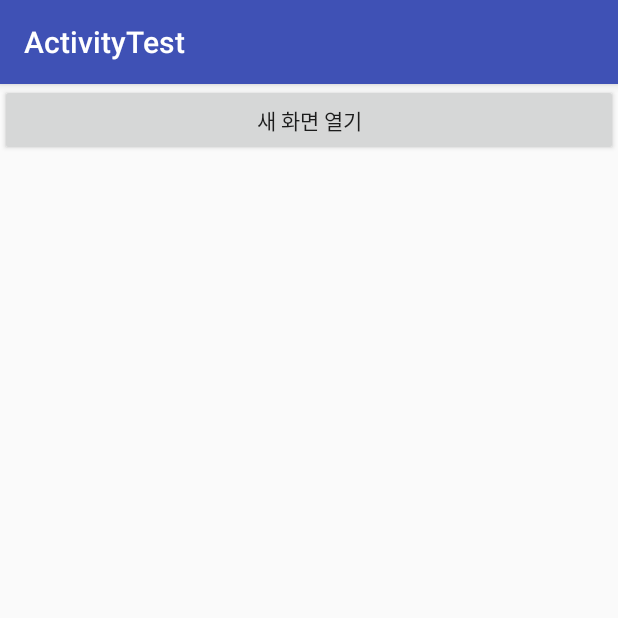
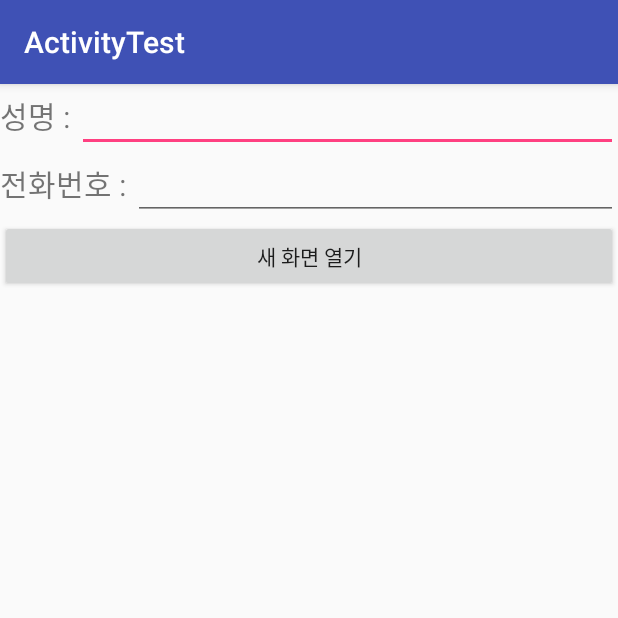
Before and after one commit to benignstar/ActivityTest, an Android app: the screen it shows after launch (MainActivity), on a phone screen of 412 x 824 dp, the top half of it. Run offline under Robolectric (Android 15) with nearby library versions, the phone set to English and light mode, and no system bars.

Commit message:
사용자가 입력한 값을 SecondActivity에 전달하기

```diff
--- a/app/src/main/java/benignstar/kr/hs/emirim/activitytest/MainActivity.java
+++ b/app/src/main/java/benignstar/kr/hs/emirim/activitytest/MainActivity.java
@@ -5,21 +5,31 @@ import android.support.v7.app.AppCompatActivity;
 import android.os.Bundle;
 import android.view.View;
 import android.widget.Button;
+import android.widget.EditText;
 
 public class MainActivity extends AppCompatActivity {
-
+    EditText editName, editTel;
     @Override
     protected void onCreate(Bundle savedInstanceState) {
         super.onCreate(savedInstanceState);
         setContentView(R.layout.activity_main);
         Button butMain=(Button) findViewById(R.id.but_main);
+
         butMain.setOnClickListener(butMainHandler);
+        editName=(EditText)findViewById(R.id.edit_name);
+        editTel=(EditText)findViewById(R.id.edit_tel);
+
     }
 
     View.OnClickListener butMainHandler= new View.OnClickListener() {
         @Override
         public void onClick(View view) {
+            String name=editName.getText().toString();
+            String tel=editTel.getText().toString();
+
             Intent intent = new Intent(getApplicationContext(), SecondActivity.class);
+            intent.putExtra("name", name);
+            intent.putExtra("tel",tel);
             startActivity(intent);
         }
     };
--- a/app/src/main/res/layout/activity_main.xml
+++ b/app/src/main/res/layout/activity_main.xml
@@ -1,15 +1,49 @@
 <?xml version="1.0" encoding="utf-8"?>
-<android.support.constraint.ConstraintLayout xmlns:android="http://schemas.android.com/apk/res/android"
+<LinearLayout xmlns:android="http://schemas.android.com/apk/res/android"
     xmlns:app="http://schemas.android.com/apk/res-auto"
     xmlns:tools="http://schemas.android.com/tools"
     android:layout_width="match_parent"
     android:layout_height="match_parent"
+    android:orientation="vertical"
     tools:context="benignstar.kr.hs.emirim.activitytest.MainActivity">
+
+    <LinearLayout
+        android:layout_width="match_parent"
+        android:layout_height="wrap_content"
+        android:orientation="horizontal"
+        tools:layout_editor_absoluteY="0dp"
+        tools:layout_editor_absoluteX="8dp">
+        <TextView
+            android:textSize="20sp"
+            android:layout_width="wrap_content"
+            android:layout_height="wrap_content"
+            android:text="성명 : "/>
+        <EditText
+            android:id="@+id/edit_name"
+            android:layout_width="match_parent"
+            android:layout_height="wrap_content"
+            />
+    </LinearLayout>
+    <LinearLayout
+        android:layout_width="match_parent"
+        android:layout_height="wrap_content">
+        <TextView
+            android:textSize="20sp"
+            android:layout_width="wrap_content"
+            android:layout_height="wrap_content"
+            android:text="전화번호 : "/>
+        <EditText
+            android:inputType="phone"
+            android:id="@+id/edit_tel"
+            android:layout_width="match_parent"
+            android:layout_height="wrap_content"
+            />
+    </LinearLayout>
 
     <Button
         android:id="@+id/but_main"
         android:layout_width="match_parent"
         android:layout_height="wrap_content"
-        android:text="새 화면 열기"/>
+        android:text="새 화면 열기" />
 
-</android.support.constraint.ConstraintLayout>
+</LinearLayout>
```
Also changed, not shown: app/src/main/java/benignstar/kr/hs/emirim/activitytest/SecondActivity.java (+9 -2 lines), app/src/main/res/layout/activity_second.xml (+10 -3 lines).
